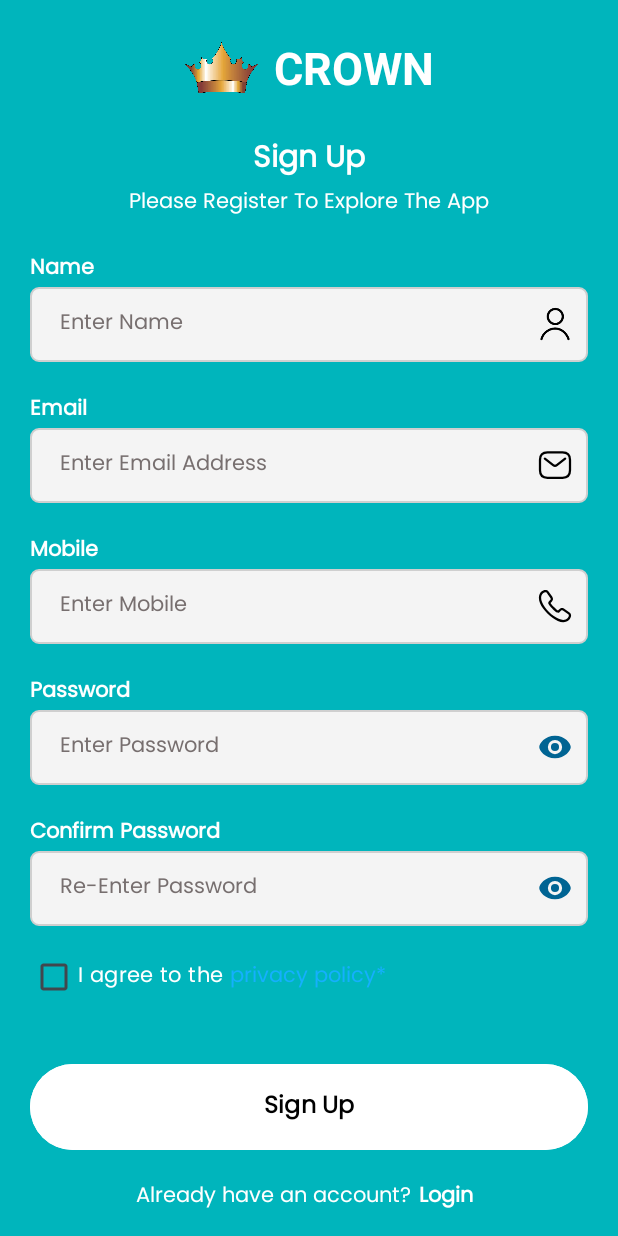
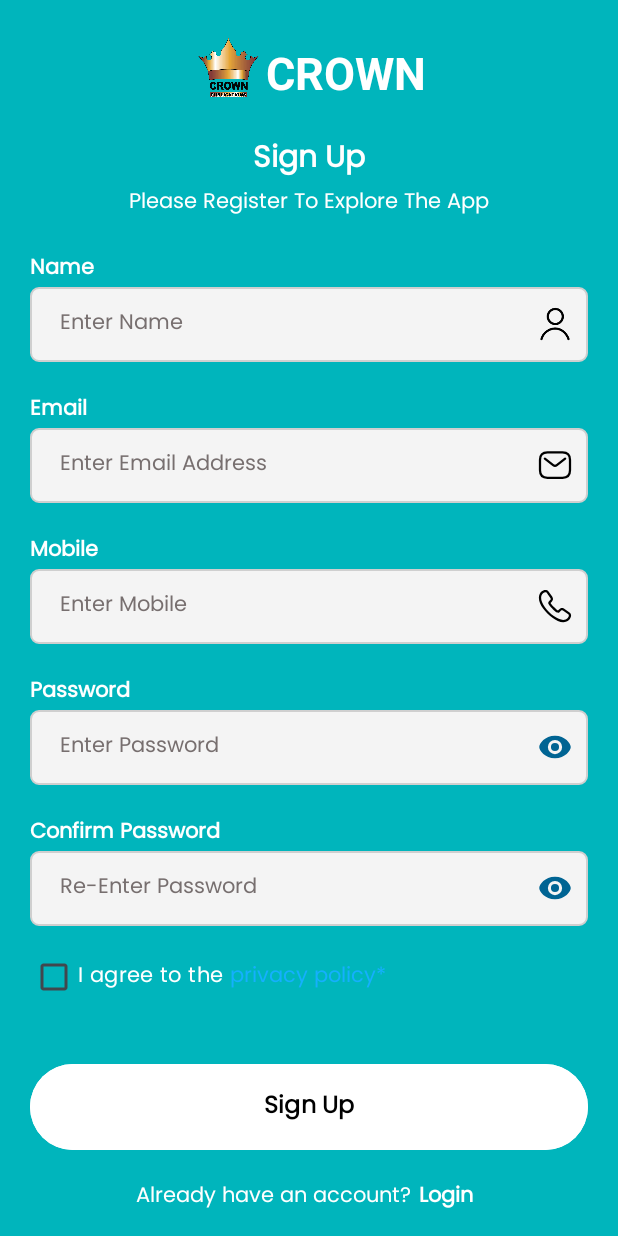
Before and after one commit to ZakiAjmal3/E_Commerce_Template_1, an Android app: the SignUpActivity screen opened directly, with no data from a screen before it, on a phone screen of 412 x 824 dp. Run offline under Robolectric (Android 15) with nearby library versions, the phone set to English and light mode, and no system bars; our stand-ins replace Volley; network calls fail; pictures from the network do not load.

Commit message:
Logo Animation Change.

```diff
--- a/app/src/main/res/layout/activity_main.xml
+++ b/app/src/main/res/layout/activity_main.xml
@@ -17,7 +17,7 @@
             android:id="@+id/logo"
             android:layout_width="100dp"
             android:layout_height="100dp"
-            android:src="@drawable/ic_logo"
+            android:src="@drawable/ic_crown"
             android:layout_centerHorizontal="true"
             />
         <TextView
--- a/app/src/main/res/layout/activity_sign_up.xml
+++ b/app/src/main/res/layout/activity_sign_up.xml
@@ -21,13 +21,14 @@
             android:layout_width="50dp"
             android:layout_height="50dp"
             android:src="@drawable/ic_crown"
-            android:layout_marginRight="10dp"/>
+            />
         <TextView
             android:layout_width="wrap_content"
             android:layout_height="wrap_content"
             android:text="CROWN"
             android:textSize="30sp"
             android:textStyle="bold"
+            android:layout_marginTop="3dp"
             android:textColor="@color/white"/>
     </LinearLayout>
     <TextView
```
Also changed, not shown: app/src/main/res/drawable/ic_crown.png, app/src/main/res/drawable/ic_logo.png (deleted).
